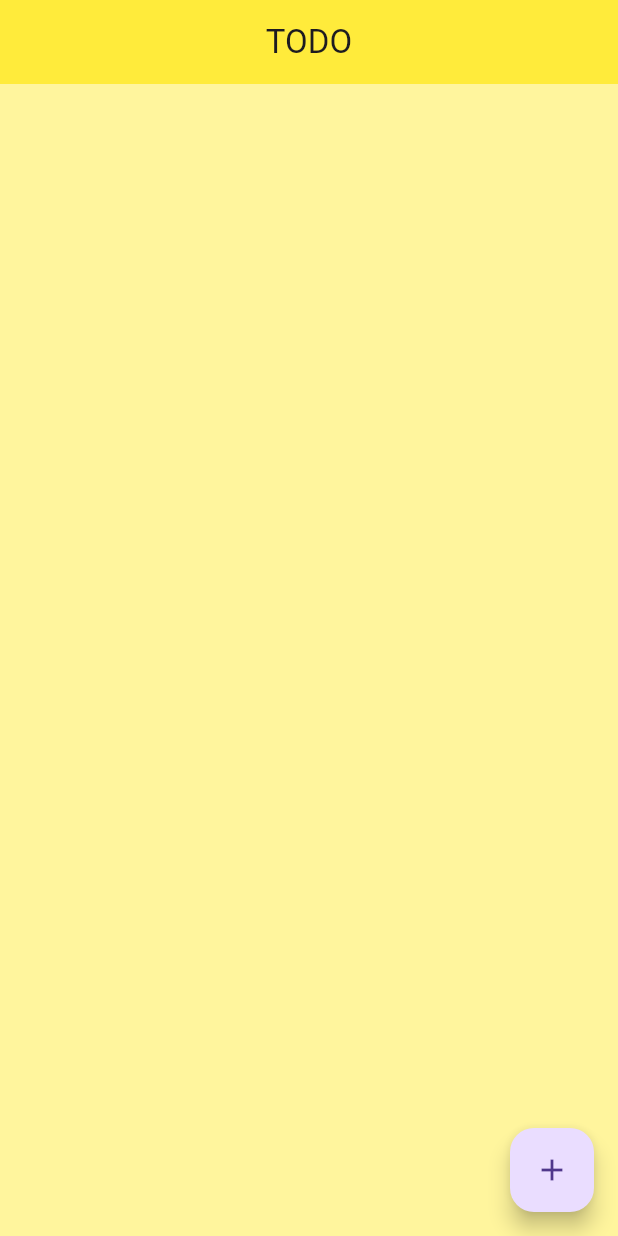
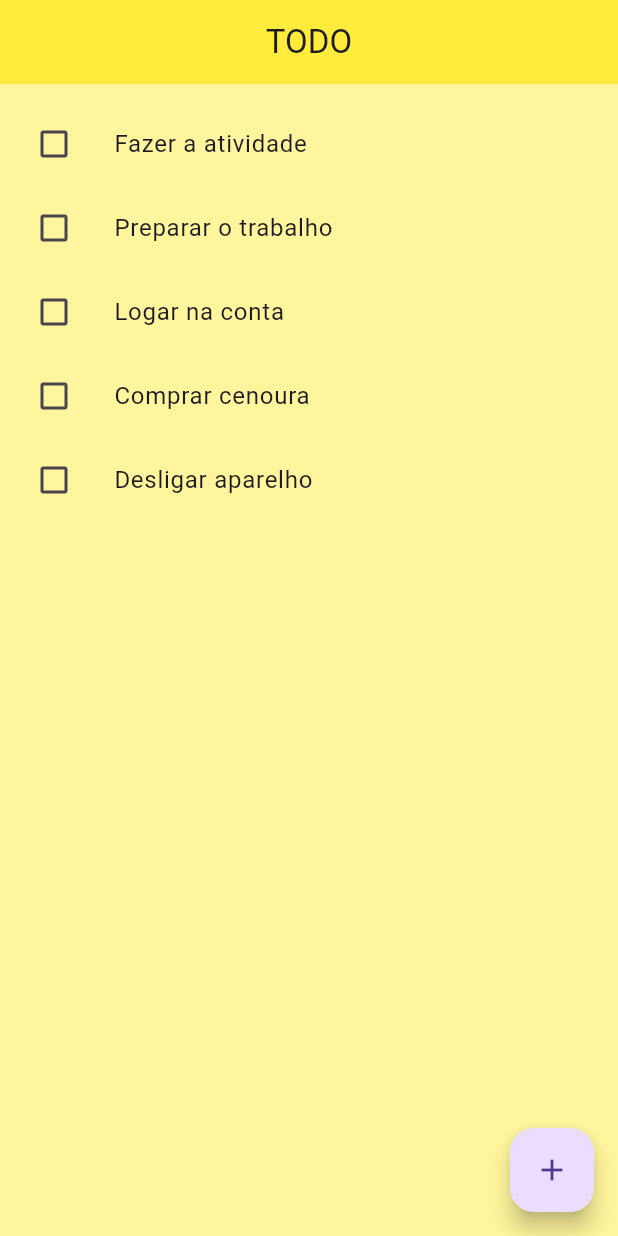
Before and after one commit to DanielAbrante/todo-mobile, a Flutter app: the screen it shows after launch, on a phone screen of 412 x 824 dp. Run offline on Flutter 3.47's test engine with Material 3 defaults, Android fonts, the phone set to English and light mode, and no system bars.

Commit message:
feat: long press to delete a task

```diff
--- a/lib/pages/todo_list_page.dart
+++ b/lib/pages/todo_list_page.dart
@@ -10,7 +10,13 @@ class ToDoListPage extends StatefulWidget {
 }
 
 class _ToDoListPageState extends State<ToDoListPage> {
-  List<Map<String, dynamic>> toDoList = [];
+  List<Map<String, dynamic>> toDoList = [
+    {"taskName": "Fazer a atividade", "taskCompleted": false},
+    {"taskName": "Preparar o trabalho", "taskCompleted": false},
+    {"taskName": "Logar na conta", "taskCompleted": false},
+    {"taskName": "Comprar cenoura", "taskCompleted": false},
+    {"taskName": "Desligar aparelho", "taskCompleted": false},
+  ];
 
   @override
   Widget build(BuildContext context) {
@@ -30,6 +36,13 @@ class _ToDoListPageState extends State<ToDoListPage> {
       });
     }
 
+    void deleteTask(int index) {
+      setState(() {
+        print(index);
+        toDoList.removeAt(index);
+      });
+    }
+
     return Scaffold(
       backgroundColor: Colors.yellow[200],
       appBar: AppBar(
@@ -46,8 +59,11 @@ class _ToDoListPageState extends State<ToDoListPage> {
         padding: const EdgeInsets.only(left: 12, top: 12),
         child: ListView.builder(
             itemCount: toDoList.length,
-            itemBuilder: (context, index) =>
-                ToDoTile(listItem: toDoList[index])),
+            itemBuilder: (context, index) => GestureDetector(
+                onLongPress: () {
+                  deleteTask(index);
+                },
+                child: ToDoTile(listItem: toDoList[index]))),
       ),
     );
   }
```
